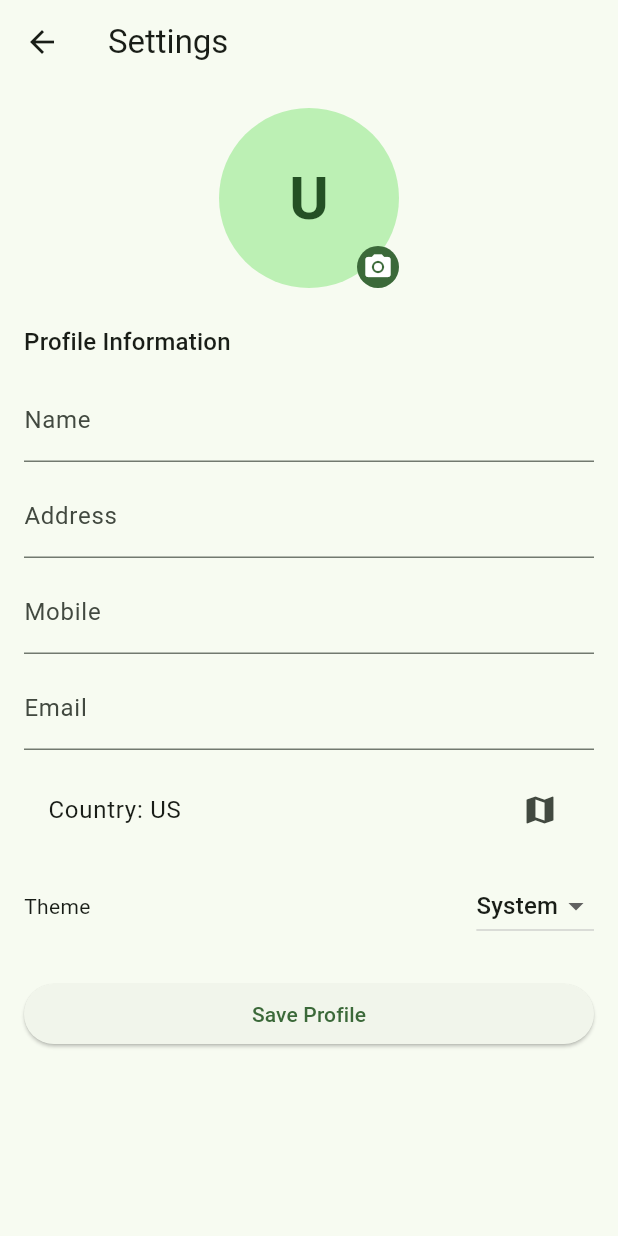
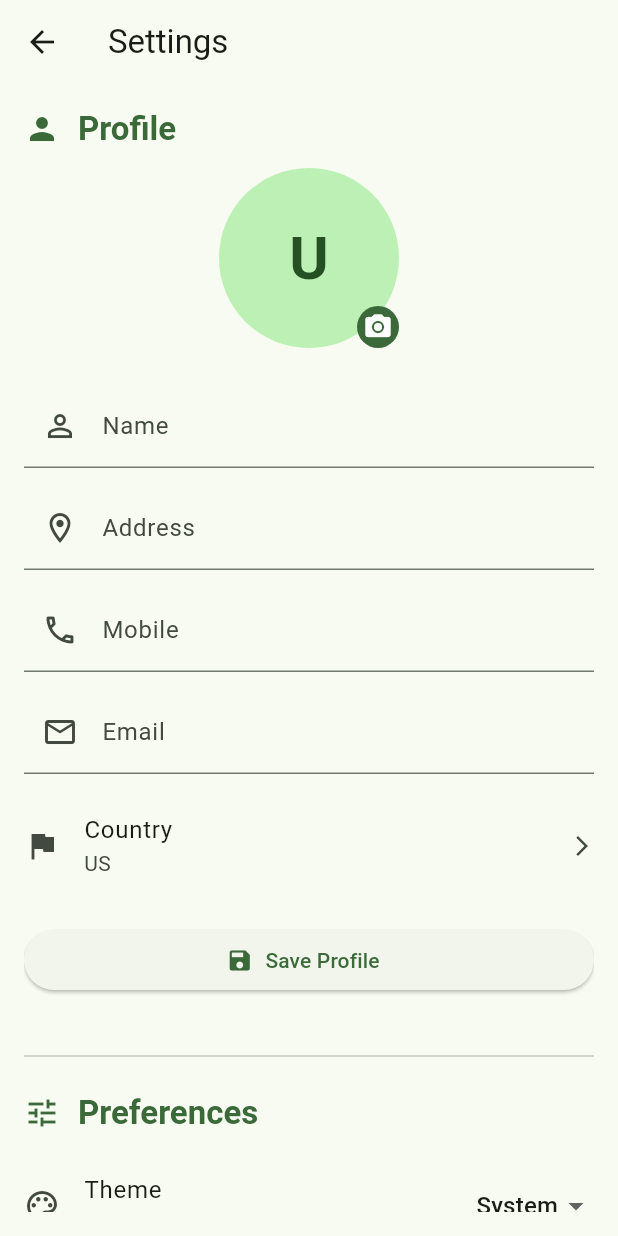
Before and after one commit to jrdevadattan/expiry-date-tracker, a Flutter app: the SettingsScreen screen opened by its route, on a phone screen of 412 x 824 dp. Run offline on Flutter 3.47's test engine with Material 3 defaults, Android fonts, the phone set to English and light mode, and no system bars; our stand-ins replace cached_network_image, country_picker, image_picker, shared_preferences, sqflite; missing offline and left inert: google_mlkit_text_recognition, mobile_scanner; accounts and stored records are empty.

Commit message:
fixed dark mode ui inconsistency and add more option to settings page

```diff
--- a/lib/screens/add_item_screen.dart
+++ b/lib/screens/add_item_screen.dart
@@ -286,13 +286,13 @@ class _AddItemScreenState extends State<AddItemScreen> {
                       return ListTile(
                         leading: Icon(
                           type['icon'] as IconData,
-                          color: isSelected ? const Color(0xFF10B981) : Colors.grey[600],
+                          color: isSelected ? const Color(0xFF10B981) : null,
                         ),
                         title: Text(
                           type['name'] as String,
                           style: TextStyle(
                             fontWeight: isSelected ? FontWeight.w600 : FontWeight.normal,
-                            color: isSelected ? const Color(0xFF10B981) : Colors.black87,
+                            color: isSelected ? const Color(0xFF10B981) : null,
                           ),
                         ),
                         trailing: isSelected ? const Icon(Icons.check_circle, color: Color(0xFF10B981)) : null,
--- a/lib/screens/settings_screen.dart
+++ b/lib/screens/settings_screen.dart
@@ -50,11 +50,13 @@ class _SettingsScreenState extends State<SettingsScreen> {
         appBar: AppBar(title: const Text('Settings')),
         body: Padding(
           padding: const EdgeInsets.all(16.0),
-          child: Form(
-            key: _formKey,
           child: ListView(
             children: [
-                // Profile Image Section
+              // Profile Section Header
+              _buildSectionHeader(context, 'Profile', Icons.person),
+              const SizedBox(height: 12),
+
+              // Profile Image
               Center(
                 child: GestureDetector(
                   onTap: () async {
@@ -108,44 +110,36 @@ class _SettingsScreenState extends State<SettingsScreen> {
               ),
               const SizedBox(height: 24),
 
-                // Profile Information
-                Text('Profile Information', style: Theme.of(context).textTheme.titleMedium),
+              // Profile Form
+              Form(
+                key: _formKey,
+                child: Column(
+                  crossAxisAlignment: CrossAxisAlignment.start,
+                  children: [
+                    TextFormField(controller: _nameCtr, decoration: const InputDecoration(labelText: 'Name', prefixIcon: Icon(Icons.person_outline))),
                     const SizedBox(height: 12),
-                TextFormField(controller: _nameCtr, decoration: const InputDecoration(labelText: 'Name')),
-                const SizedBox(height: 8),
-                TextFormField(controller: _addressCtr, decoration: const InputDecoration(labelText: 'Address')),
-                const SizedBox(height: 8),
-                TextFormField(controller: _mobileCtr, keyboardType: TextInputType.phone, decoration: const InputDecoration(labelText: 'Mobile')),
-                const SizedBox(height: 8),
-                TextFormField(controller: _emailCtr, keyboardType: TextInputType.emailAddress, decoration: const InputDecoration(labelText: 'Email')),
+                    TextFormField(controller: _addressCtr, decoration: const InputDecoration(labelText: 'Address', prefixIcon: Icon(Icons.location_on_outlined))),
+                    const SizedBox(height: 12),
+                    TextFormField(controller: _mobileCtr, keyboardType: TextInputType.phone, decoration: const InputDecoration(labelText: 'Mobile', prefixIcon: Icon(Icons.phone_outlined))),
+                    const SizedBox(height: 12),
+                    TextFormField(controller: _emailCtr, keyboardType: TextInputType.emailAddress, decoration: const InputDecoration(labelText: 'Email', prefixIcon: Icon(Icons.email_outlined))),
                     const SizedBox(height: 12),
                     ListTile(
-                  title: Text('Country: ${settings.countryCode}'),
-                  trailing: const Icon(Icons.map),
+                      contentPadding: EdgeInsets.zero,
+                      leading: const Icon(Icons.flag),
+                      title: const Text('Country'),
+                      subtitle: Text(settings.countryCode),
+                      trailing: const Icon(Icons.arrow_forward_ios, size: 16),
                       onTap: () {
                         showCountryPicker(context: context, onSelect: (country) {
                           settings.updateProfile(countryCode: country.countryCode);
                         });
                       },
                     ),
-                const SizedBox(height: 12),
-                Row(children: [
-                  const Text('Theme'),
-                  const Spacer(),
-                  DropdownButton<ThemeMode>(
-                    value: settings.themeMode,
-                    items: const [
-                      DropdownMenuItem(value: ThemeMode.system, child: Text('System')),
-                      DropdownMenuItem(value: ThemeMode.light, child: Text('Light')),
-                      DropdownMenuItem(value: ThemeMode.dark, child: Text('Dark')),
-                    ],
-                    onChanged: (v) {
-                      if (v != null) settings.updateTheme(v);
-                    },
-                  )
-                ]),
-                const SizedBox(height: 24),
-                ElevatedButton(
+                    const SizedBox(height: 16),
+                    SizedBox(
+                      width: double.infinity,
+                      child: ElevatedButton.icon(
                         onPressed: () {
                           settings.updateProfile(
                             name: _nameCtr.text,
@@ -157,15 +151,120 @@ class _SettingsScreenState extends State<SettingsScreen> {
                             const SnackBar(content: Text('Profile saved')),
                           );
                         },
-                  child: const Text('Save Profile'),
+                        icon: const Icon(Icons.save),
+                        label: const Text('Save Profile'),
                       ),
-                const SizedBox(height: 12),
+                    ),
                   ],
                 ),
+              ),
+
+              const SizedBox(height: 32),
+              const Divider(),
+              const SizedBox(height: 16),
+
+              // Preferences Section
+              _buildSectionHeader(context, 'Preferences', Icons.tune),
+              const SizedBox(height: 12),
+              ListTile(
+                contentPadding: EdgeInsets.zero,
+                leading: const Icon(Icons.palette_outlined),
+                title: const Text('Theme'),
+                subtitle: Text(_getThemeLabel(settings.themeMode)),
+                trailing: DropdownButton<ThemeMode>(
+                  value: settings.themeMode,
+                  underline: const SizedBox(),
+                  items: const [
+                    DropdownMenuItem(value: ThemeMode.system, child: Text('System')),
+                    DropdownMenuItem(value: ThemeMode.light, child: Text('Light')),
+                    DropdownMenuItem(value: ThemeMode.dark, child: Text('Dark')),
+                  ],
+                  onChanged: (v) {
+                    if (v != null) settings.updateTheme(v);
+                  },
+                ),
+              ),
+
+              const SizedBox(height: 32),
+              const Divider(),
+              const SizedBox(height: 16),
+
+              // Data Management Section
+              _buildSectionHeader(context, 'Data Management', Icons.storage),
+              const SizedBox(height: 12),
+              ListTile(
+                contentPadding: EdgeInsets.zero,
+                leading: const Icon(Icons.upload_file),
+                title: const Text('Export Data'),
+                subtitle: const Text('Backup all items to JSON'),
+                trailing: const Icon(Icons.arrow_forward_ios, size: 16),
+                onTap: () => _exportData(context),
+              ),
+              ListTile(
+                contentPadding: EdgeInsets.zero,
+                leading: const Icon(Icons.download),
+                title: const Text('Import Data'),
+                subtitle: const Text('Restore items from backup'),
+                trailing: const Icon(Icons.arrow_forward_ios, size: 16),
+                onTap: () => _importData(context),
+              ),
+
+              const SizedBox(height: 32),
+              const Divider(),
+              const SizedBox(height: 16),
+
+              // About Section
+              _buildSectionHeader(context, 'About', Icons.info_outline),
+              const SizedBox(height: 12),
+              ListTile(
+                contentPadding: EdgeInsets.zero,
+                leading: const Icon(Icons.apps),
+                title: const Text('App Version'),
+                subtitle: const Text('1.0.0+1'),
+              ),
+              ListTile(
+                contentPadding: EdgeInsets.zero,
+                leading: const Icon(Icons.description),
+                title: const Text('Licenses'),
+                trailing: const Icon(Icons.arrow_forward_ios, size: 16),
+                onTap: () {
+                  showLicensePage(context: context);
+                },
+              ),
+
+              const SizedBox(height: 24),
+            ],
           ),
         ),
       );
     });
+  }
+
+  Widget _buildSectionHeader(BuildContext context, String title, IconData icon) {
+    return Row(
+      children: [
+        Icon(icon, color: Theme.of(context).colorScheme.primary, size: 24),
+        const SizedBox(width: 12),
+        Text(
+          title,
+          style: Theme.of(context).textTheme.titleLarge?.copyWith(
+            fontWeight: FontWeight.bold,
+            color: Theme.of(context).colorScheme.primary,
+          ),
+        ),
+      ],
+    );
+  }
+
+  String _getThemeLabel(ThemeMode mode) {
+    switch (mode) {
+      case ThemeMode.system:
+        return 'System default';
+      case ThemeMode.light:
+        return 'Light mode';
+      case ThemeMode.dark:
+        return 'Dark mode';
+    }
   }
 
   Future<void> _exportData(BuildContext context) async {
```
Also changed, not shown: lib/screens/home_screen.dart (+14 -70 lines). Lines whose indentation alone changed are shown as unchanged.
